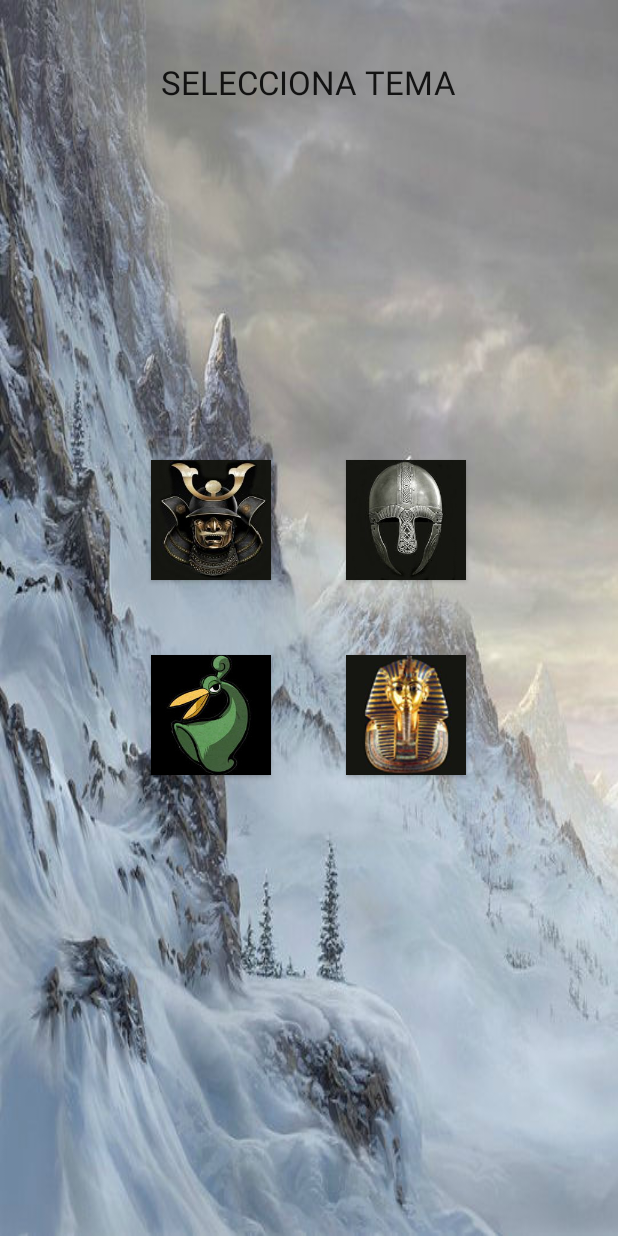
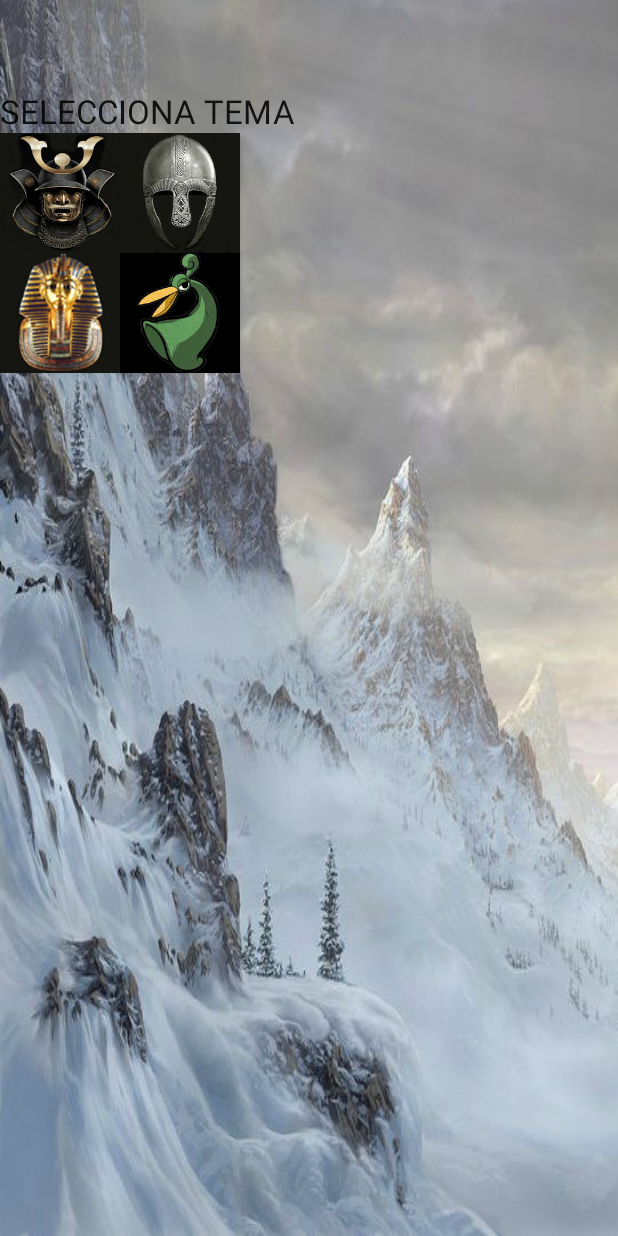
Before and after one commit to Tits-RULS/Shielded, an Android app: the layout menu_theme.xml on its own in the app's theme, with its tools: preview values and no code run, on a phone screen of 412 x 824 dp. Run offline under Robolectric (Android 15) with nearby library versions, the phone set to English and light mode, and no system bars.

Commit message:
Tema y dificultad guardados en el modelo. Layouts estructurados.

```diff
--- a/app/src/main/java/eus/tta/shielded/IF_mp_menu.java
+++ b/app/src/main/java/eus/tta/shielded/IF_mp_menu.java
@@ -6,6 +6,6 @@
 
 //Interfaz que comunica al modelo con el presentador
 public interface IF_mp_menu {
-    public void toPresenterModelo(int state, int ia);
+    public void toPresenterModelo();
 
 }
--- a/app/src/main/java/eus/tta/shielded/IF_vp_menu.java
+++ b/app/src/main/java/eus/tta/shielded/IF_vp_menu.java
@@ -13,6 +13,8 @@
     public void toCampanaPresenterVista();
     //Metodo para ir al modo Partida Rapida
     public void toMatchPresenterVista();
+
+    public void selectIAPresenterVista(int id);
     //Metodo para ir al modo Versus
     public void toVSPresenterVista ();
     //Metodo para ir a Ajustes
@@ -20,6 +22,8 @@
 
     public void toThemePresenterVista();
 
+    public void selectThemePresenterVista(int id);
+
     public void toMapsPresenterVista();
 
     public void onBackPressedPresenterVista();
--- a/app/src/main/res/layout/menu_theme.xml
+++ b/app/src/main/res/layout/menu_theme.xml
@@ -1,8 +1,26 @@
 <?xml version="1.0" encoding="utf-8"?>
-<RelativeLayout xmlns:android="http://schemas.android.com/apk/res/android"
+<LinearLayout xmlns:android="http://schemas.android.com/apk/res/android"
+    android:orientation="vertical"
     android:layout_width="match_parent"
     android:layout_height="match_parent"
     android:background="@drawable/yelmo" >
+
+    <!-- Info del jugador activo -->
+    <GridLayout
+        android:layout_width="match_parent"
+        android:layout_height="wrap_content"
+        android:columnCount="2"
+        android:rowCount="1">
+        <!-- Nombre de usuario -->
+        <TextView
+            android:layout_width="wrap_content"
+            android:layout_height="wrap_content"
+            android:id="@+id/user_name"/>
+        <!-- Foto de perfil -->
+        <ImageView android:layout_width="wrap_content"
+            android:layout_height="wrap_content"
+            android:id="@+id/user_pic" />
+    </GridLayout>
 
     <TextView
         android:id="@+id/textView1"
@@ -14,31 +32,30 @@
         android:text="SELECCIONA TEMA"
         android:textAppearance="?android:attr/textAppearanceLarge" />
 
-   <Button
-        android:id="@+id/bt_vikingo"
-        android:layout_width="80dp"
-        android:layout_height="80dp"
-        android:layout_above="@+id/view1"
-        android:layout_toRightOf="@+id/view1"
-        android:onClick="selectTheme"
-        android:background="@drawable/y_vikingo" />
+    <GridLayout
+        android:layout_width="match_parent"
+        android:layout_height="wrap_content"
+        android:columnCount="2"
+        android:rowCount="2">
 
         <Button
             android:id="@+id/bt_japon"
             android:layout_width="80dp"
             android:layout_height="80dp"
-        android:layout_toLeftOf="@+id/view1"
-        android:layout_above="@+id/view1"
-        android:layout_marginTop="93dp"
             android:background="@drawable/y_japon"
             android:onClick="selectTheme" />
+
+        <Button
+            android:id="@+id/bt_vikingo"
+            android:layout_width="80dp"
+            android:layout_height="80dp"
+            android:onClick="selectTheme"
+            android:background="@drawable/y_vikingo" />
 
         <Button
             android:id="@+id/bt_egipto"
             android:layout_width="80dp"
             android:layout_height="80dp"
-        android:layout_toRightOf="@+id/view1"
-        android:layout_below="@+id/view1"
             android:onClick="selectTheme"
             android:background="@drawable/y_egipto"/>
 
@@ -46,10 +63,11 @@
             android:id="@+id/bt_hyrule"
             android:layout_width="80dp"
             android:layout_height="80dp"
-        android:layout_toLeftOf="@+id/view1"
-        android:layout_below="@+id/view1"
             android:background="@drawable/y_hyrule"
             android:onClick="selectTheme" />
+
+    </GridLayout>
+
 
     <View
         android:id="@+id/view1"
@@ -58,4 +76,4 @@
         android:layout_centerHorizontal="true"
         android:layout_centerVertical="true" />
 
-</RelativeLayout>
+</LinearLayout>
--- a/app/src/main/res/layout/menu_vs.xml
+++ b/app/src/main/res/layout/menu_vs.xml
@@ -5,15 +5,18 @@
     android:layout_height="match_parent"
     android:background="@drawable/yelmo">
 
+    <!-- Info del jugador activo -->
     <GridLayout
         android:layout_width="match_parent"
         android:layout_height="wrap_content"
         android:columnCount="2"
         android:rowCount="1">
+        <!-- Nombre de usuario -->
         <TextView
             android:layout_width="wrap_content"
             android:layout_height="wrap_content"
             android:id="@+id/user_name"/>
+        <!-- Foto de perfil -->
         <ImageView android:layout_width="wrap_content"
             android:layout_height="wrap_content"
             android:id="@+id/user_pic" />
--- a/app/src/main/res/values/strings.xml
+++ b/app/src/main/res/values/strings.xml
@@ -12,6 +12,9 @@
     <string name="match_medium">Medio</string>
     <string name="match_hard">Dificil</string>
 
+    <!-- Strings para el menu Seleccion de tamaño -->
+    <string name="dimension_title">SELECCIONA TABLERO</string>
+
 
     <!-- Otros -->
     <string name="menu_1vs1">1vs1</string>
```
Also changed, not shown: app/src/main/java/eus/tta/shielded/IF_pm_menu.java (+13 -0 lines), app/src/main/java/eus/tta/shielded/MainActivity.java (+26 -70 lines), app/src/main/java/eus/tta/shielded/MenuModel.java (+38 -8 lines), app/src/main/java/eus/tta/shielded/MenuPresenter.java (+37 -5 lines), app/src/main/res/layout/menu_dimension.xml (+24 -12 lines), app/src/main/res/layout/menu_match.xml (+6 -3 lines). Lines whose indentation alone changed are shown as unchanged.
